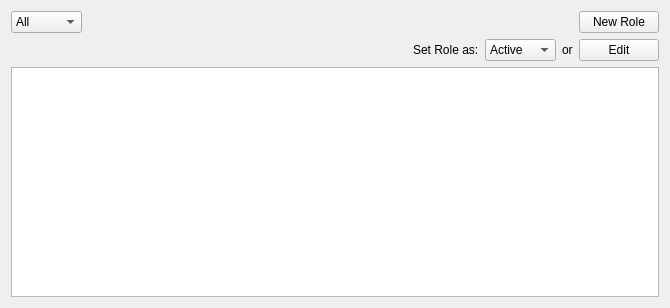
The window that KairosQt/design/Role/RoleListingWidget.ui (thanhdung96/KairosConsole) describes before a commit, drawn with Qt 5.
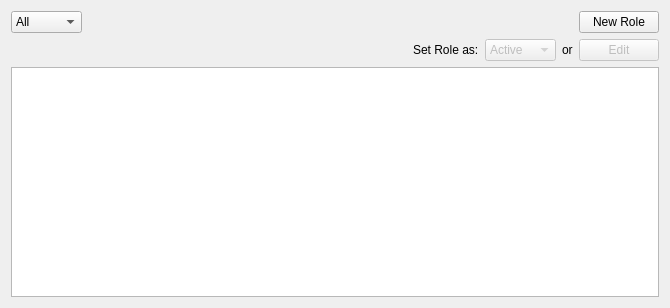
The same window after the commit.

Commit message: Updated holiday, role and type listing widget to switch status combobox on selected row.

What changed in the file:
```diff
--- a/KairosQt/design/Role/RoleListingWidget.ui
+++ b/KairosQt/design/Role/RoleListingWidget.ui
@@ -100,6 +100,9 @@
          </item>
          <item>
           <widget class="QComboBox" name="cbxStatus">
+           <property name="enabled">
+            <bool>false</bool>
+           </property>
            <item>
             <property name="text">
              <string>Active</string>
@@ -121,6 +124,9 @@
          </item>
          <item>
           <widget class="QPushButton" name="btnEdit">
+           <property name="enabled">
+            <bool>false</bool>
+           </property>
            <property name="text">
             <string>Edit</string>
            </property>
```
The commit also changes 14 other files.
